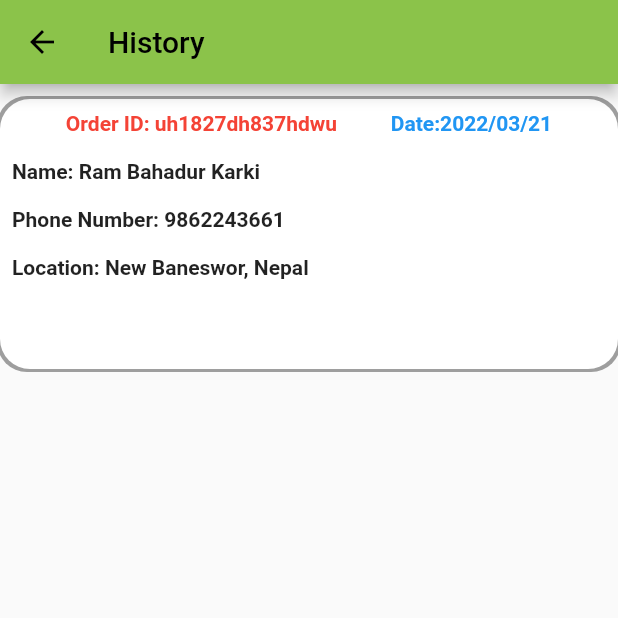
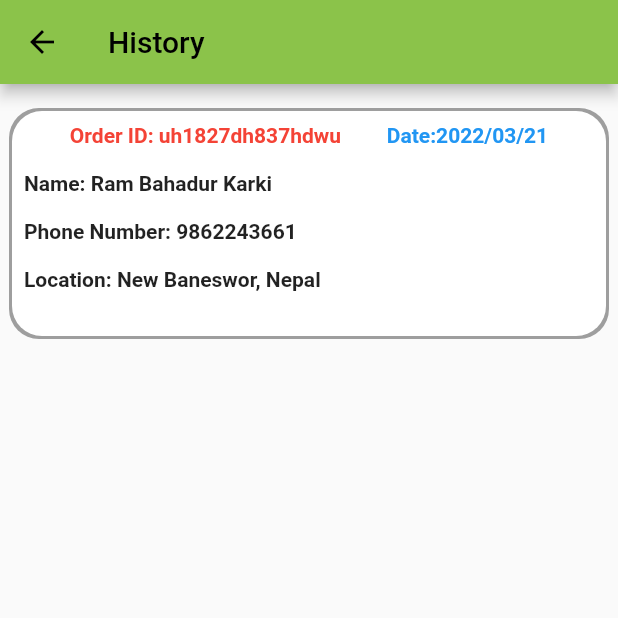
Before and after one commit to himal775/eService, a Flutter app: the WorkerHistory screen opened directly, on a phone screen of 412 x 824 dp, the top half of it. Run offline on Flutter 3.47's test engine with Material 2 defaults, Android fonts, the phone set to English and light mode, and no system bars; our stand-ins replace cloud_firestore, firebase_auth, firebase_core, firebase_messaging, flutter_rating_bar, flutter_riverpod and 5 more; accounts and stored records are empty.

```diff
--- a/lib/worker/workerHistory.dart
+++ b/lib/worker/workerHistory.dart
@@ -18,8 +18,10 @@ class _WorkerHistoryState extends State<WorkerHistory> {
           const SizedBox(
             height: 10,
           ),
-          Container(
-            height: 180,
+          Padding(
+            padding: const EdgeInsets.all(8.0),
+            child: Container(
+              height: 150,
               width: double.infinity,
               decoration: const BoxDecoration(
                   color: Colors.white,
@@ -79,6 +81,7 @@ class _WorkerHistoryState extends State<WorkerHistory> {
                   // ),
                 ],
               ),
+            ),
           )
         ]));
   }
```
Lines whose indentation alone changed are shown as unchanged.
